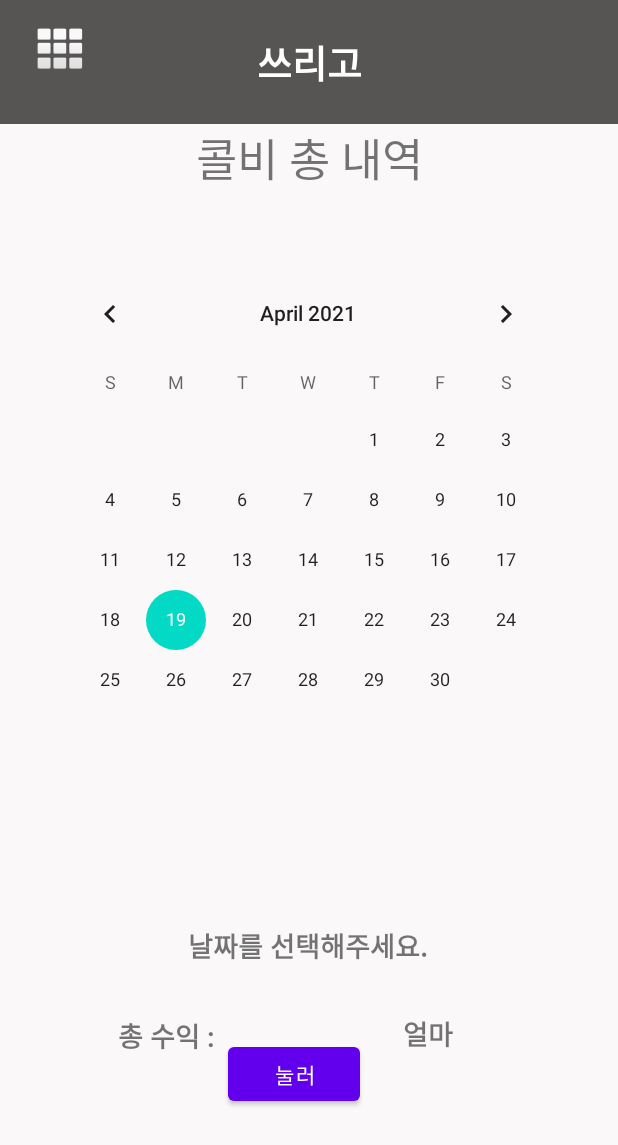
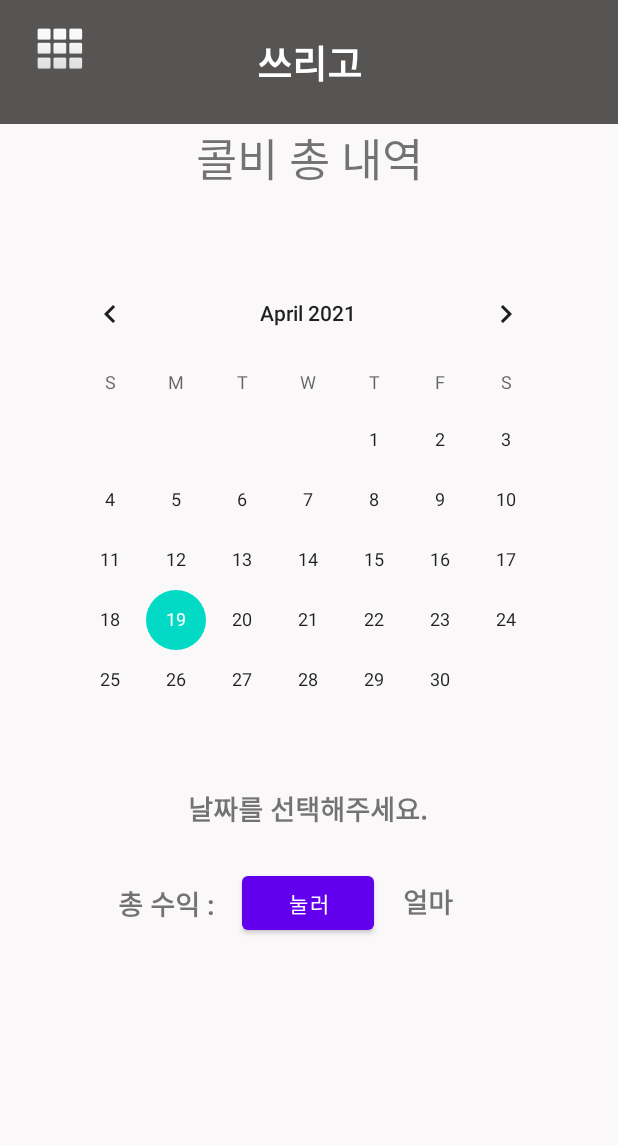
Before and after one commit to kw1178/threego, an Android app: the ListActivity screen opened directly, with no data from a screen before it, on a phone screen of 412 x 824 dp. Shown: the top 1145 px of the screen. Run offline under Robolectric (Android 15) with nearby library versions, the phone set to English and light mode, and no system bars; our stand-ins replace Volley; network calls fail.

Commit message:
디자인 하세요 이수빈씨 44444

```diff
--- a/app/build.gradle
+++ b/app/build.gradle
@@ -33,8 +33,6 @@ dependencies {
     implementation fileTree(dir: "libs", include: ["*.jar"])
     implementation 'com.android.volley:volley:1.2.0'
     implementation files('libs\\com.skt.Tmap_1.67.jar')
-    implementation files('libs\\com.skt.Tmap_1.67.jar')
-    implementation files('libs\\com.skt.Tmap_1.67.jar')
     implementation 'androidx.fragment:fragment:1.3.2'
 
     compile 'com.android.support:multidex:1.0.3'
@@ -44,7 +42,6 @@ dependencies {
     implementation 'androidx.navigation:navigation-fragment:2.3.5'
     implementation 'androidx.navigation:navigation-ui:2.3.5'
     implementation 'androidx.lifecycle:lifecycle-livedata-ktx:2.3.1'
-    implementation 'androidx.lifecycle:lifecycle-viewmodel-ktx:2.3.1'
     implementation 'androidx.legacy:legacy-support-v4:1.0.0'
     testImplementation 'junit:junit:4.13.2'
     androidTestImplementation 'androidx.test.ext:junit:1.1.2'
--- a/app/src/main/AndroidManifest.xml
+++ b/app/src/main/AndroidManifest.xml
@@ -6,6 +6,9 @@
     <uses-permission android:name="android.permission.INTERNET" />
     <uses-permission android:name="android.permission.ACCESS_COARSE_LOCATION" />
     <uses-permission android:name="android.permission.ACCESS_FINE_LOCATION" />
+    <uses-permission android:name="android.permission.SEND_SMS"/>
+    <uses-permission android:name="android.permission.RECEIVE_SMS"/>
+    <uses-permission android:name="android.permission.READ_PHONE_STATE"/>
 
     <application
         android:allowBackup="true"
--- a/app/src/main/java/com/threego/loginactivity/ListActivity.java
+++ b/app/src/main/java/com/threego/loginactivity/ListActivity.java
@@ -198,8 +198,8 @@ public class ListActivity extends AppCompatActivity {
                         deliveryVO.setDl_call(jobj.getInt("dl_call"));
 
                         sum += deliveryVO.getDl_call();
-                        tv_all.setText(sum+"원");
                     }
+                    tv_all.setText(sum+"원");
                 }catch (Exception e){
 
                 }
--- a/app/src/main/java/com/threego/loginactivity/ReviewVO.java
+++ b/app/src/main/java/com/threego/loginactivity/RatingsVO.java
@@ -1,6 +1,6 @@
 package com.threego.loginactivity;
 
-public class ReviewVO {
+public class RatingsVO {
     private String r_id;  // 라이더 아이디
     private int dl_number; // 고객 번호
     private String ra_evals;    // 한줄평
--- a/app/src/main/java/com/threego/loginactivity/ReadMe.java
+++ b/app/src/main/java/com/threego/loginactivity/ReadMe.java
@@ -31,7 +31,7 @@ public class ReadMe {
     *  7. 상세 페이지
     *    MypageActivity, activity_mypage.xml - 상세페이지 화면
     *   ReviewActivity, activity_review.xml - 한줄평 화면
-    *   ReviewVO, review_list.xml - listView 화면
+    *   RatingsVO, review_list.xml - listView 화면
      *
      *  8. 예치금 내역 페이지
     *    MoneyActivity, activity_money.xml - 예치금 화면
--- a/app/src/main/res/layout/activity_list.xml
+++ b/app/src/main/res/layout/activity_list.xml
@@ -87,12 +87,13 @@
         android:id="@+id/textView"
         android:layout_width="0dp"
         android:layout_height="51dp"
-        android:layout_marginTop="24dp"
+        android:layout_marginTop="8dp"
         android:gravity="center"
         android:text="admin"
         android:textSize="18sp"
         android:textStyle="bold"
         app:layout_constraintEnd_toEndOf="@+id/calendarView"
+        app:layout_constraintHorizontal_bias="0.0"
         app:layout_constraintStart_toStartOf="@+id/calendarView"
         app:layout_constraintTop_toBottomOf="@+id/calendarView" />
 
@@ -100,7 +101,6 @@
         android:id="@+id/tv_choice2"
         android:layout_width="0dp"
         android:layout_height="51dp"
-        android:layout_marginTop="16dp"
         android:gravity="center"
         android:text="날짜를 선택해주세요."
         android:textSize="18sp"
@@ -108,60 +108,65 @@
         app:layout_constraintEnd_toEndOf="@+id/calendarView"
         app:layout_constraintHorizontal_bias="0.0"
         app:layout_constraintStart_toStartOf="@+id/calendarView"
-        app:layout_constraintTop_toBottomOf="@+id/textView" />
+        app:layout_constraintTop_toBottomOf="@+id/calendarView" />
 
     <TextView
         android:id="@+id/tv_c_date"
         android:layout_width="0dp"
         android:layout_height="51dp"
-        android:layout_marginTop="16dp"
         android:gravity="center"
         android:text="날짜를 선택해주세요."
         android:textSize="18sp"
         android:textStyle="bold"
         app:layout_constraintEnd_toEndOf="@+id/calendarView"
-        app:layout_constraintHorizontal_bias="0.0"
+        app:layout_constraintHorizontal_bias="1.0"
         app:layout_constraintStart_toStartOf="@+id/calendarView"
-        app:layout_constraintTop_toBottomOf="@+id/textView" />
+        app:layout_constraintTop_toBottomOf="@+id/calendarView" />
 
     <TextView
         android:id="@+id/textView16"
         android:layout_width="0dp"
         android:layout_height="51dp"
-        android:layout_marginTop="76dp"
+        android:layout_marginTop="4dp"
         android:gravity="center"
         android:text="총 수익 : "
         android:textSize="18sp"
         android:textStyle="bold"
+        app:layout_constraintBottom_toBottomOf="parent"
         app:layout_constraintEnd_toStartOf="@+id/tv_all"
         app:layout_constraintHorizontal_bias="1.0"
         app:layout_constraintStart_toStartOf="@+id/calendarView"
-        app:layout_constraintTop_toBottomOf="@+id/textView" />
+        app:layout_constraintTop_toBottomOf="@+id/textView"
+        app:layout_constraintVertical_bias="0.0" />
 
     <TextView
         android:id="@+id/tv_all"
         android:layout_width="179dp"
         android:layout_height="49dp"
-        android:layout_marginTop="76dp"
+        android:layout_marginTop="4dp"
         android:layout_marginEnd="4dp"
         android:layout_marginRight="4dp"
         android:gravity="center"
         android:text="얼마"
         android:textSize="18sp"
         android:textStyle="bold"
+        app:layout_constraintBottom_toBottomOf="parent"
         app:layout_constraintEnd_toEndOf="@+id/textView"
-        app:layout_constraintTop_toBottomOf="@+id/textView" />
+        app:layout_constraintTop_toBottomOf="@+id/textView"
+        app:layout_constraintVertical_bias="0.0" />
 
     <Button
         android:id="@+id/btn_push"
         android:layout_width="wrap_content"
         android:layout_height="wrap_content"
-        android:layout_marginTop="36dp"
+        android:layout_marginTop="60dp"
         android:text="눌러"
+        app:layout_constraintBottom_toBottomOf="parent"
         app:layout_constraintEnd_toEndOf="@+id/tv_all"
-        app:layout_constraintHorizontal_bias="0.472"
+        app:layout_constraintHorizontal_bias="0.507"
         app:layout_constraintStart_toStartOf="@+id/textView16"
-        app:layout_constraintTop_toBottomOf="@+id/tv_choice2" />
+        app:layout_constraintTop_toBottomOf="@+id/calendarView"
+        app:layout_constraintVertical_bias="0.024" />
 
 </androidx.constraintlayout.widget.ConstraintLayout>
 
```
Also changed, not shown: app/src/main/java/com/threego/loginactivity/MapActivity.java (+118 -6 lines), app/src/main/java/com/threego/loginactivity/MypageActivity.java (+3 -11 lines), app/src/main/res/layout/activity_map.xml (+18 -7 lines), app/src/main/res/layout/activity_notice.xml (+7 -3 lines), app/src/main/res/layout/dialog_list.xml (added, +16 -0 lines).
